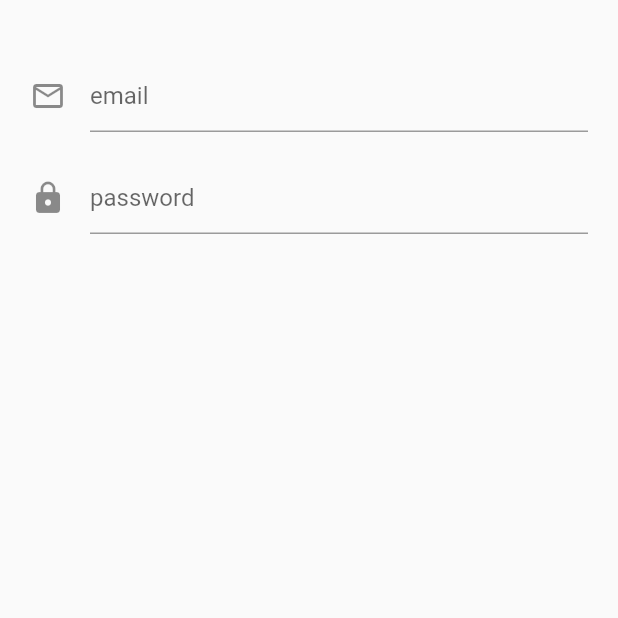
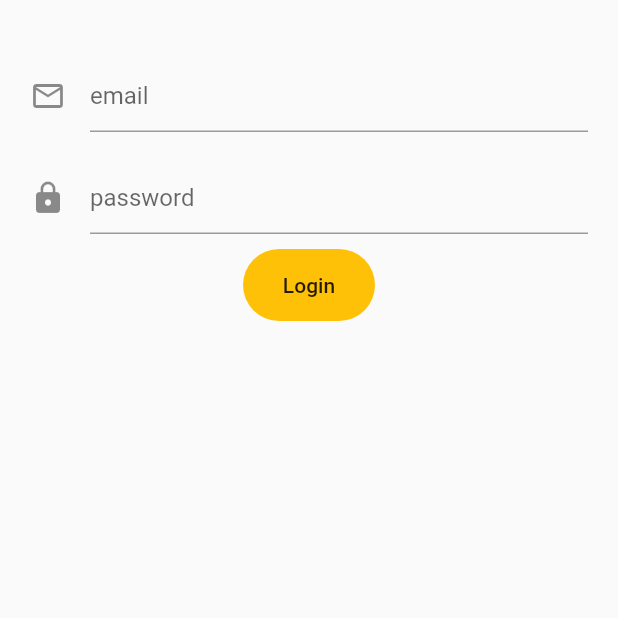
Before and after one commit to lukcza/FlutterLoginApp, a Flutter app: the screen it shows after launch, on a phone screen of 412 x 824 dp, the top half of it. Run offline on Flutter 3.47's test engine with Material 2 defaults, Android fonts, the light colour scheme and no system bars.

Commit message:
Button update

```diff
--- /dev/null
+++ b/lib/Widgets/button.dart
@@ -0,0 +1,16 @@
+import 'package:flutter/material.dart';
+class MyButton extends StatelessWidget {
+  @override
+  Widget build(BuildContext context) {
+    return Container(
+      decoration: BoxDecoration(
+          borderRadius: BorderRadius.circular(60),
+          color: Colors.amber,
+      ) ,
+      child: MaterialButton(
+        onPressed:() {},
+        child: Text("Login"),
+      ),
+    );
+  }
+}
--- a/lib/screens/login_form.dart
+++ b/lib/screens/login_form.dart
@@ -1,6 +1,6 @@
 import 'package:flutter/cupertino.dart';
 import 'package:flutter/material.dart';
-
+import 'package:flutter_login_b/widgets.dart';
 class Loginform extends StatefulWidget {
   @override
   _LoginformState createState() => _LoginformState();
@@ -41,7 +41,9 @@ class _LoginformState extends State<Loginform> {
                 ),
                 obscureText: true,
                 keyboardType: TextInputType.emailAddress,
-              )
+              ),
+               const SizedBox(height:10,),
+              MyButton(),
             ],
           ),
         )
--- /dev/null
+++ b/lib/widgets.dart
@@ -0,0 +1 @@
+export 'Widgets/button.dart';
```
